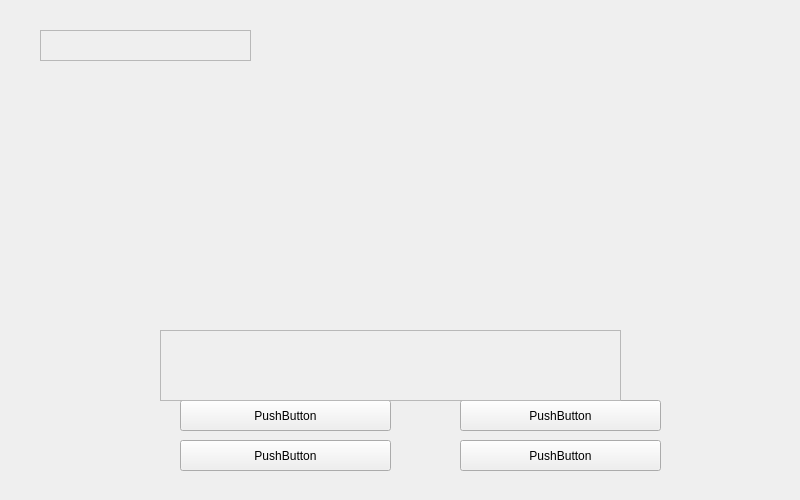
Old version of the form questionview.ui in the repository 1mp4ct/WWM.
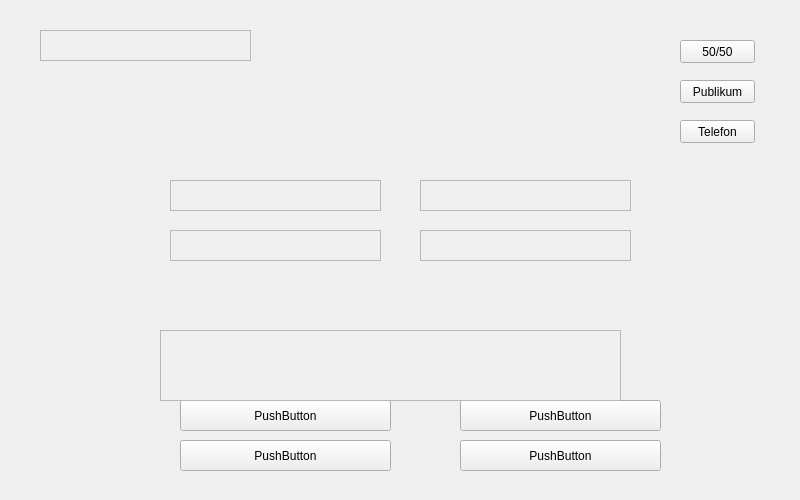
New version of the form.

```diff
--- a/questionview.ui
+++ b/questionview.ui
@@ -91,6 +91,97 @@
     </rect>
    </property>
   </widget>
+  <widget class="QTextEdit" name="jokerFieldA">
+   <property name="enabled">
+    <bool>false</bool>
+   </property>
+   <property name="geometry">
+    <rect>
+     <x>170</x>
+     <y>180</y>
+     <width>211</width>
+     <height>31</height>
+    </rect>
+   </property>
+  </widget>
+  <widget class="QTextEdit" name="jokerFieldC">
+   <property name="enabled">
+    <bool>false</bool>
+   </property>
+   <property name="geometry">
+    <rect>
+     <x>170</x>
+     <y>230</y>
+     <width>211</width>
+     <height>31</height>
+    </rect>
+   </property>
+  </widget>
+  <widget class="QTextEdit" name="jokerFieldB">
+   <property name="enabled">
+    <bool>false</bool>
+   </property>
+   <property name="geometry">
+    <rect>
+     <x>420</x>
+     <y>180</y>
+     <width>211</width>
+     <height>31</height>
+    </rect>
+   </property>
+  </widget>
+  <widget class="QTextEdit" name="jokerFieldD">
+   <property name="enabled">
+    <bool>false</bool>
+   </property>
+   <property name="geometry">
+    <rect>
+     <x>420</x>
+     <y>230</y>
+     <width>211</width>
+     <height>31</height>
+    </rect>
+   </property>
+  </widget>
+  <widget class="QPushButton" name="Joker50">
+   <property name="geometry">
+    <rect>
+     <x>680</x>
+     <y>40</y>
+     <width>75</width>
+     <height>23</height>
+    </rect>
+   </property>
+   <property name="text">
+    <string>50/50</string>
+   </property>
+  </widget>
+  <widget class="QPushButton" name="AudJoker">
+   <property name="geometry">
+    <rect>
+     <x>680</x>
+     <y>80</y>
+     <width>75</width>
+     <height>23</height>
+    </rect>
+   </property>
+   <property name="text">
+    <string>Publikum</string>
+   </property>
+  </widget>
+  <widget class="QPushButton" name="PhoneJoker">
+   <property name="geometry">
+    <rect>
+     <x>680</x>
+     <y>120</y>
+     <width>75</width>
+     <height>23</height>
+    </rect>
+   </property>
+   <property name="text">
+    <string>Telefon</string>
+   </property>
+  </widget>
  </widget>
  <resources/>
  <connections/>
```
